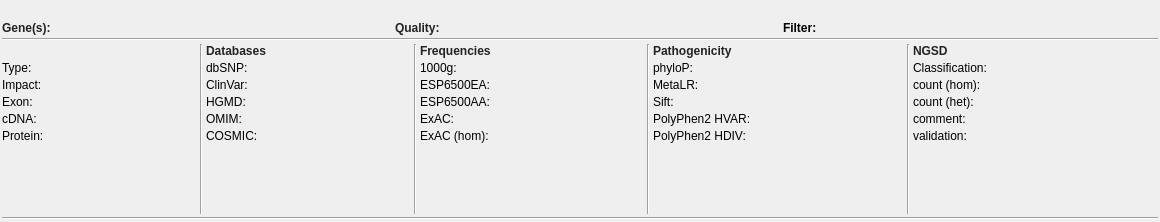
Before: the Qt Designer form src/GSvar/VariantDetailsDockWidget.ui in imgag/ngs-bits, drawn with Qt 5.
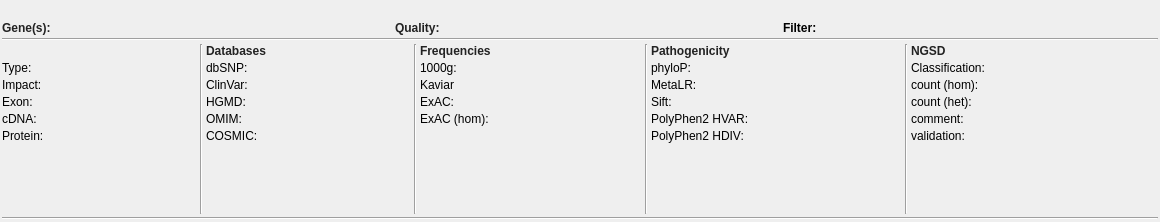
After: the same form once the commit is applied. Icons and pictures are not drawn.

Commit message: Replaced ESP6500 by Kaviar database; fixed resource includes in UI-Files.

What changed in the file:
```diff
--- a/src/GSvar/VariantDetailsDockWidget.ui
+++ b/src/GSvar/VariantDetailsDockWidget.ui
@@ -575,18 +575,24 @@
         <item row="2" column="0">
          <widget class="QLabel" name="label_12">
           <property name="text">
-           <string>ESP6500EA:</string>
+           <string>Kaviar</string>
           </property>
          </widget>
         </item>
-        <item row="3" column="0">
-         <widget class="QLabel" name="label_14">
+        <item row="2" column="1">
+         <widget class="QLabel" name="kaviar">
+          <property name="minimumSize">
+           <size>
+            <width>100</width>
+            <height>0</height>
+           </size>
+          </property>
           <property name="text">
-           <string>ESP6500AA:</string>
+           <string/>
           </property>
          </widget>
         </item>
-        <item row="4" column="0">
+        <item row="3" column="0">
          <widget class="QLabel" name="label_11">
           <property name="text">
            <string>ExAC:</string>
@@ -607,19 +613,6 @@
          </widget>
         </item>
         <item row="3" column="1">
-         <widget class="QLabel" name="esp6500aa">
-          <property name="minimumSize">
-           <size>
-            <width>100</width>
-            <height>0</height>
-           </size>
-          </property>
-          <property name="text">
-           <string/>
-          </property>
-         </widget>
-        </item>
-        <item row="4" column="1">
          <widget class="QLabel" name="exac">
           <property name="minimumSize">
            <size>
@@ -632,14 +625,14 @@
           </property>
          </widget>
         </item>
-        <item row="5" column="0">
+        <item row="4" column="0">
          <widget class="QLabel" name="label_4711">
           <property name="text">
            <string>ExAC (hom):</string>
           </property>
          </widget>
         </item>
-        <item row="5" column="1">
+        <item row="4" column="1">
          <widget class="QLabel" name="exac_hom">
           <property name="text">
            <string/>
```
Left out of the diff: 21 changed lines with no effect on the pictures. The commit also changes 22 other files.
